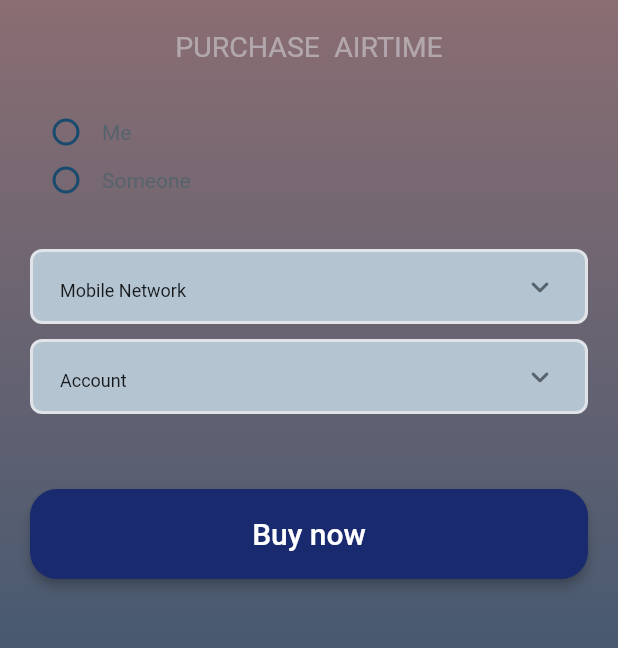
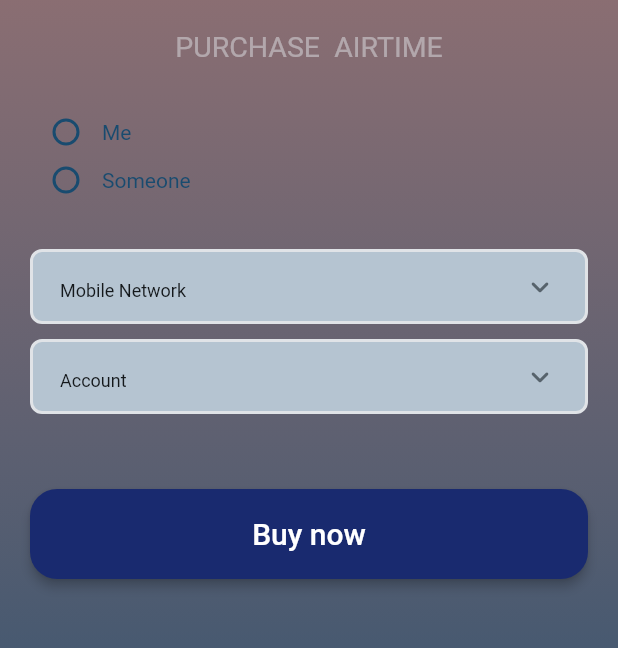
Before and after one commit to Sbongslany/rank, a Flutter app: the AirtimeWidget screen opened by its route, on a phone screen of 412 x 824 dp, the part 153-801 px from its top. Run offline on Flutter 3.47's test engine with Material 3 defaults, Android fonts, the phone set to English and light mode, and no system bars; drawn by our look-alikes of auto_size_text; our stand-ins replace badges, cached_network_image, carousel_slider, dropdown_button2, equatable, file_picker and 16 more; missing offline and left inert: json_path, mime_type, webview_flutter_android, webviewx_plus; accounts and stored records are empty; Roboto replaces fonts that are missing (Readex Pro).

Commit message:
Updating to latest FlutterFlow output.

```diff
--- a/lib/pages/pay_pouch/purchase/airtime/airtime_widget.dart
+++ b/lib/pages/pay_pouch/purchase/airtime/airtime_widget.dart
@@ -164,7 +164,11 @@ class _AirtimeWidgetState extends State<AirtimeWidget>
                     controller: _model.radioButtonValueController ??=
                         FormFieldController<String>(null),
                     optionHeight: 32.0,
-                    textStyle: FlutterFlowTheme.of(context).labelMedium,
+                    textStyle:
+                        FlutterFlowTheme.of(context).labelMedium.override(
+                              fontFamily: 'Readex Pro',
+                              color: FlutterFlowTheme.of(context).secondary,
+                            ),
                     selectedTextStyle:
                         FlutterFlowTheme.of(context).bodyMedium.override(
                               fontFamily: 'Readex Pro',
```
Also changed, not shown: lib/pages/home/home/home_widget.dart (+21 -2 lines).
